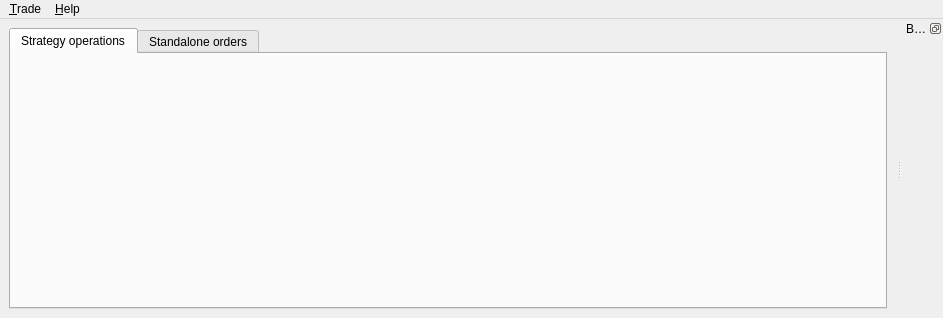
Old version of the form sources/FrontEnd/Terminal/MainWindow.ui in the repository alimogh/trdk.
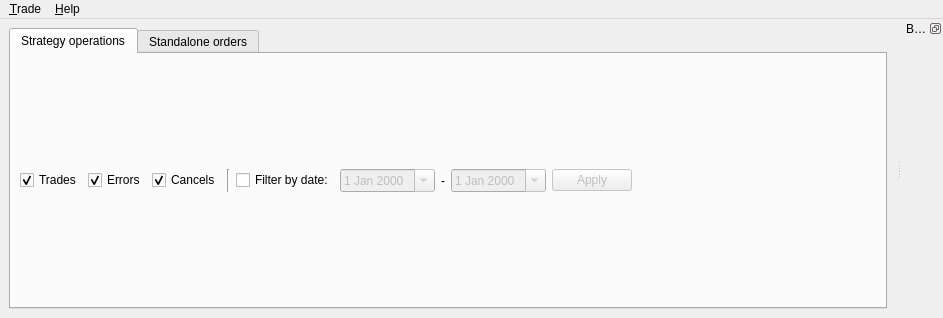
New version of the form.

Commit message: Operation list filtering.

```diff
--- a/sources/FrontEnd/Terminal/MainWindow.ui
+++ b/sources/FrontEnd/Terminal/MainWindow.ui
@@ -24,6 +24,106 @@
        <attribute name="title">
         <string>Strategy operations</string>
        </attribute>
+       <layout class="QVBoxLayout" name="verticalLayout">
+        <item>
+         <layout class="QHBoxLayout" name="operationsFilters">
+          <item>
+           <widget class="QCheckBox" name="showTradeOperations">
+            <property name="text">
+             <string>Trades</string>
+            </property>
+            <property name="checked">
+             <bool>true</bool>
+            </property>
+           </widget>
+          </item>
+          <item>
+           <widget class="QCheckBox" name="showErrorOperations">
+            <property name="text">
+             <string>Errors</string>
+            </property>
+            <property name="checked">
+             <bool>true</bool>
+            </property>
+           </widget>
+          </item>
+          <item>
+           <widget class="QCheckBox" name="showCanceledOperations">
+            <property name="text">
+             <string>Cancels</string>
+            </property>
+            <property name="checked">
+             <bool>true</bool>
+            </property>
+           </widget>
+          </item>
+          <item>
+           <widget class="Line" name="line">
+            <property name="orientation">
+             <enum>Qt::Vertical</enum>
+            </property>
+           </widget>
+          </item>
+          <item>
+           <widget class="QCheckBox" name="enableOperationsDateFilter">
+            <property name="text">
+             <string>Filter by date:</string>
+            </property>
+           </widget>
+          </item>
+          <item>
+           <widget class="QDateEdit" name="operationsFilterDateFrom">
+            <property name="enabled">
+             <bool>false</bool>
+            </property>
+            <property name="calendarPopup">
+             <bool>true</bool>
+            </property>
+           </widget>
+          </item>
+          <item>
+           <widget class="QLabel" name="label">
+            <property name="text">
+             <string>-</string>
+            </property>
+           </widget>
+          </item>
+          <item>
+           <widget class="QDateEdit" name="operationsFilterDateTo">
+            <property name="enabled">
+             <bool>false</bool>
+            </property>
+            <property name="calendarPopup">
+             <bool>true</bool>
+            </property>
+           </widget>
+          </item>
+          <item>
+           <widget class="QPushButton" name="applyOperationsDateFilter">
+            <property name="enabled">
+             <bool>false</bool>
+            </property>
+            <property name="text">
+             <string>Apply</string>
+            </property>
+           </widget>
+          </item>
+          <item>
+           <spacer name="horizontalSpacer">
+            <property name="orientation">
+             <enum>Qt::Horizontal</enum>
+            </property>
+            <property name="sizeHint" stdset="0">
+             <size>
+              <width>40</width>
+              <height>20</height>
+             </size>
+            </property>
+           </spacer>
+          </item>
+         </layout>
+        </item>
+       </layout>
       </widget>
       <widget class="QWidget" name="standaloneOrders">
        <attribute name="title">
```
Left out of the diff: 60 changed lines with no effect on the pictures. The commit also changes 7 other files.
